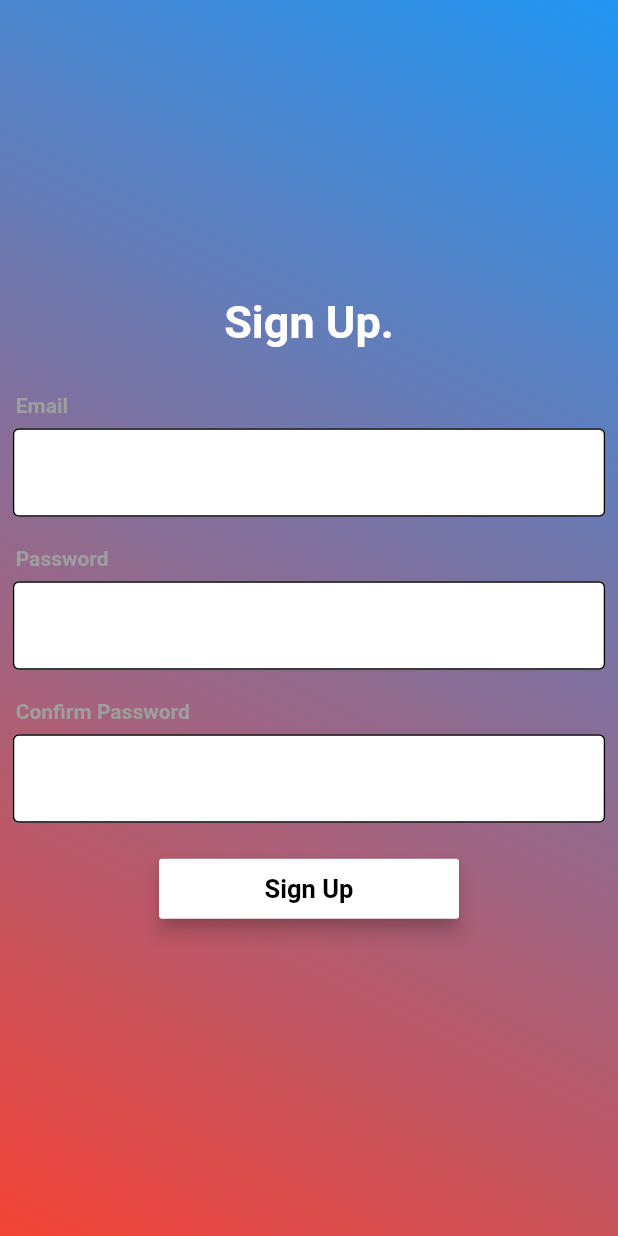
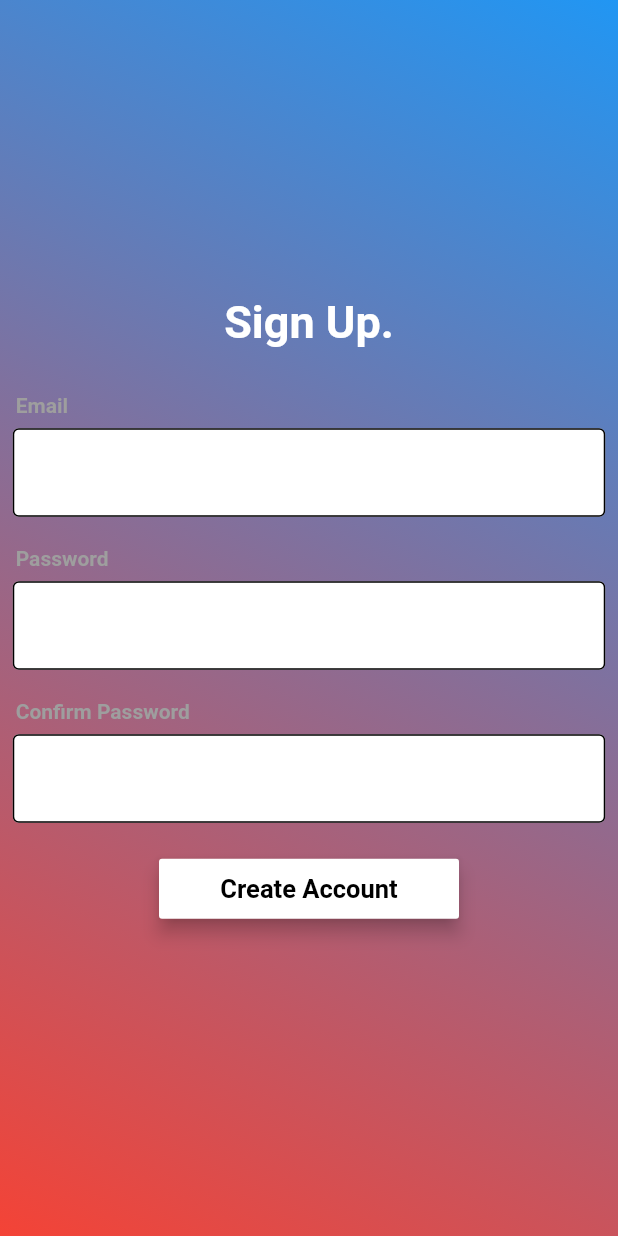
Before and after one commit to whocareslmaoo/LoginScreenWithC-, a Flutter app: the SignupPage screen opened by its route, on a phone screen of 412 x 824 dp. Run offline on Flutter 3.47's test engine with Material 2 defaults, Android fonts, the phone set to English and light mode, and no system bars.

Commit message:
[update] Login

```diff
--- a/lib/signup_page.dart
+++ b/lib/signup_page.dart
@@ -124,7 +124,7 @@ class SignupPage extends StatelessWidget {
                 height: 40,
                 color: Colors.white,
                 child: const Text(
-                  'Sign Up',
+                  'Create Account',
                   style: TextStyle(
                     fontSize: 17,
                     color: Colors.black,
```
